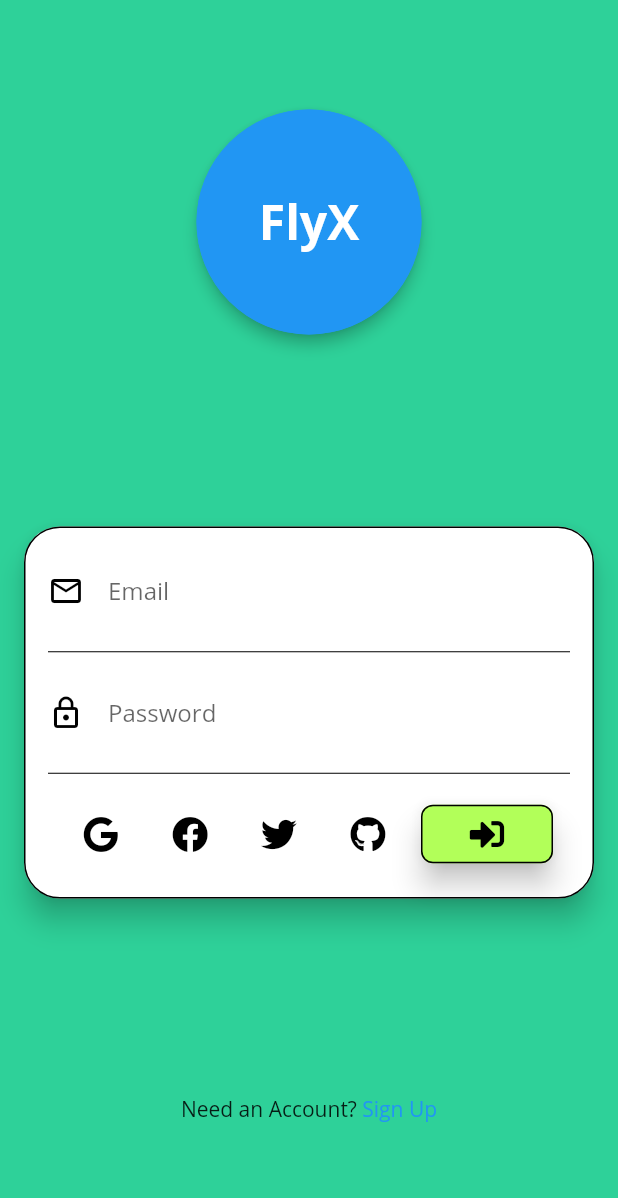
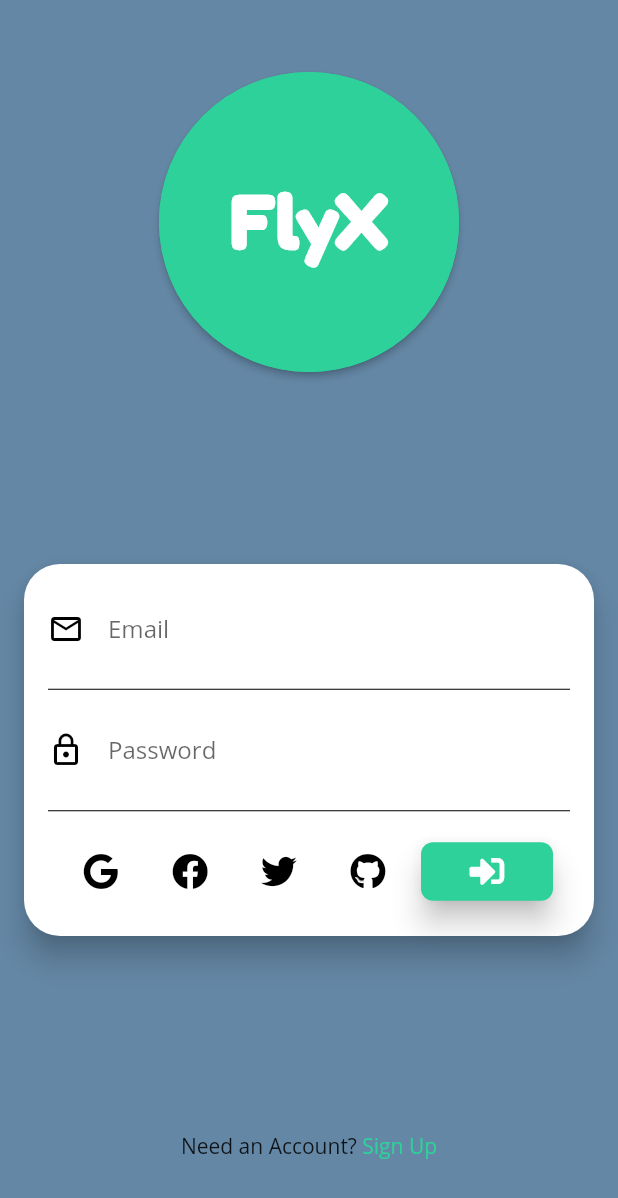
Before and after one commit to FlyX-Official/FlyX-mobile, a Flutter app: the screen it shows after launch, on a phone screen of 412 x 824 dp. Shown: the top 1198 px of the screen. Run offline on Flutter 3.47's test engine with Material 2 defaults, Android fonts, the phone set to English and light mode, and no system bars; our stand-ins replace cloud_firestore, firebase_auth, font_awesome_flutter, google_maps_flutter, google_sign_in, rxdart; missing offline and left inert: date_range_picker, geohash, groovin_widgets, rounded_modal, rubber; accounts and stored records are empty.

Commit message:
Minor UI Imporovements

```diff
--- a/lib/LoginPage/loginPage.dart
+++ b/lib/LoginPage/loginPage.dart
@@ -48,7 +48,7 @@ class _LoginPageState extends State<LoginPage>
   @override
   Widget build(BuildContext context) {
     return Scaffold(
-      backgroundColor: const Color.fromARGB(255, 46, 209, 153),
+      backgroundColor: const Color.fromARGB(255, 100, 135, 165),
       body: Center(
         child: SingleChildScrollView(
           padding: EdgeInsets.symmetric(vertical: 8),
@@ -59,15 +59,16 @@ class _LoginPageState extends State<LoginPage>
                 Container(
                   padding: EdgeInsets.all(8),
                   child: Card(
-                    elevation: 4,
+                    elevation: 2,
                     shape: CircleBorder(
                       side: BorderSide(
-                          style: BorderStyle.solid, color: Colors.blue),
+                          style: BorderStyle.solid,
+                          color: Color.fromARGB(255, 46, 209, 153)),
                     ),
-                    color: Colors.blue,
+                    color: Color.fromARGB(255, 46, 209, 153),
                     child: Container(
-                      height: 150,
-                      width: 150,
+                      height: 200,
+                      width: 200,
                       //color: Colors.blue,
                       // decoration: BoxDecoration(borderRadius: BorderRadius.circular(16),
                       // color: Colors.blue),
@@ -75,9 +76,12 @@ class _LoginPageState extends State<LoginPage>
                         child: Text(
                           'FlyX',
                           style: TextStyle(
-                              color: Colors.white,
-                              fontSize: 32,
-                              fontWeight: FontWeight.w700),
+                            fontFamily: 'Fredoka',
+                            //fontStyle: FontStyle.normal,
+                            color: Colors.white,
+                            fontSize: 48,
+                            fontWeight: FontWeight.w700,
+                          ),
                         ),
                       ),
                     ),
@@ -108,7 +112,7 @@ class _LoginPageState extends State<LoginPage>
                             margin: EdgeInsets.all(16),
                             shape: RoundedRectangleBorder(
                               borderRadius: BorderRadius.circular(24),
-                              side: BorderSide(color: Colors.black),
+                              // side: BorderSide(color: Colors.black),
                             ),
                             child: Padding(
                               padding: const EdgeInsets.all(16),
@@ -213,15 +217,16 @@ class _LoginPageState extends State<LoginPage>
                                           elevation: 8,
                                           highlightElevation: 0,
                                           padding: EdgeInsets.all(8),
-                                          color: Colors.lightGreenAccent,
+                                          color:
+                                              Color.fromARGB(255, 46, 209, 153),
                                           shape: RoundedRectangleBorder(
-                                              borderRadius:
-                                                  BorderRadius.circular(8),
-                                              side: BorderSide(
-                                                  color: Colors.black)),
+                                            borderRadius:
+                                                BorderRadius.circular(8),
+                                            //side: BorderSide(color: Colors.black),
+                                          ),
                                           child: Icon(
                                             FontAwesomeIcons.signInAlt,
-                                            color: Colors.black,
+                                            color: Colors.white,
                                             size: 23,
                                           ),
                                           // Text(
@@ -269,7 +274,7 @@ class _LoginPageState extends State<LoginPage>
                             //color: Color.fromARGB(255, 247, 247, 247),
                             shape: RoundedRectangleBorder(
                               borderRadius: BorderRadius.circular(24),
-                              side: BorderSide(color: Colors.black),
+                              // side: BorderSide(color: Colors.black),
                             ),
                             child: Padding(
                               padding: const EdgeInsets.all(16),
@@ -416,19 +421,26 @@ class _LoginPageState extends State<LoginPage>
                                             );
                                           },
                                         ),
+                                        IconButton(
+                                          color: Colors.black,
+                                          icon: Icon(FontAwesomeIcons.github),
+                                          //label: Text("Google"),
+                                          onPressed: () async =>
+                                              authService.googleSignIn(),
+                                        ),
                                         MaterialButton(
                                           elevation: 8,
                                           highlightElevation: 0,
                                           padding: EdgeInsets.all(8),
-                                          color: Colors.lightGreenAccent,
+                                          color: Color.fromARGB(255, 46, 209, 153),
                                           shape: RoundedRectangleBorder(
-                                              borderRadius:
-                                                  BorderRadius.circular(8),
-                                              side: BorderSide(
-                                                  color: Colors.black)),
+                                            borderRadius:
+                                                BorderRadius.circular(8),
+                                            //side:BorderSide(color: Colors.black),
+                                          ),
                                           child: Icon(
                                             FontAwesomeIcons.signInAlt,
-                                            color: Colors.black,
+                                            color: Colors.white,
                                             size: 23,
                                           ),
                                           // Text(
@@ -481,7 +493,7 @@ class _LoginPageState extends State<LoginPage>
                         Text(
                           ' Sign Up',
                           style: TextStyle(
-                            color: Colors.blue,
+                            color: Color.fromARGB(255, 46, 209, 153),
                           ),
                         ),
                       ],
--- a/lib/main.dart
+++ b/lib/main.dart
@@ -4,7 +4,7 @@ import 'package:flutter/services.dart';
 import 'package:flyx/RootPage/root.dart';
 
 void main() {
-  SystemChrome.setEnabledSystemUIOverlays([]);
+  //SystemChrome.setEnabledSystemUIOverlays([]);
   runApp(MyApp());
 }
 
--- a/pubspec.yaml
+++ b/pubspec.yaml
@@ -96,9 +96,9 @@ flutter:
           - asset: lib/assets/fonts/OpenSans-Regular.ttf
           - asset: lib/assets/fonts/OpenSans-SemiBold.ttf
           - asset: lib/assets/fonts/OpenSans-SemiBoldItalic.ttf
-      - family: Dokdo
+      - family: Fredoka
         fonts:
-          - asset: lib/assets/fonts/Dokdo-Regular.ttf
+          - asset: lib/assets/fonts/FredokaOne-Regular.ttf
 
 
   # For details regarding fonts from package dependencies,
```
Also changed, not shown: lib/HomePage/home.dart (+8 -7 lines), lib/assets/fonts/FredokaOne-Regular.ttf (added).
